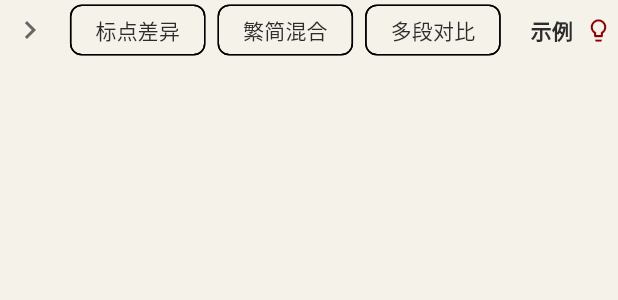
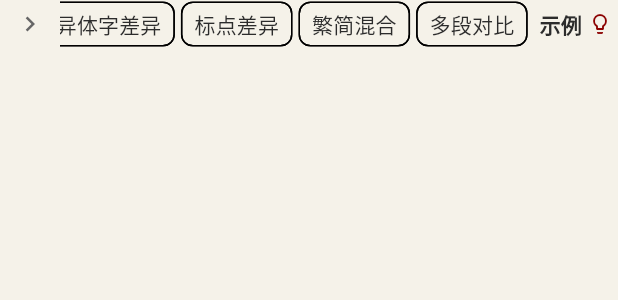
Before and after one commit to open-guji/guji-toolkit, a Flutter app: the CollationExamplesPanel widget shown alone on an empty page, opened directly, on a phone screen of 412 x 824 dp. Shown: the top 300 px of the screen. Run offline on Flutter 3.47's test engine with Material 3 defaults, Android fonts, the phone set to English and light mode, and no system bars; our stand-ins replace equatable, flutter_bloc, flutter_riverpod, go_router, url_strategy; missing offline and left inert: guji_diff.

Commit message:
wrong implementation

```diff
--- a/lib/features/collation/collation_page.dart
+++ b/lib/features/collation/collation_page.dart
@@ -39,7 +39,7 @@ class _CollationPageContent extends StatelessWidget {
             _InputSection(),
             SizedBox(height: 12),
             CollationActionButton(),
-            SizedBox(height: 32),
+            SizedBox(height: 16),
             ResultDisplayPanel(),
             SizedBox(height: 48),
           ],
--- a/lib/features/collation/widgets/input/collation_examples_panel.dart
+++ b/lib/features/collation/widgets/input/collation_examples_panel.dart
@@ -28,26 +28,26 @@ class _CollationExamplesPanelState extends State<CollationExamplesPanel> {
               onTap: () => setState(() => _isExpanded = !_isExpanded),
               borderRadius: BorderRadius.circular(4),
               child: Padding(
-                padding: const EdgeInsets.all(4.0),
+                padding: const EdgeInsets.all(2.0),
                 child: Row(
                   mainAxisSize: MainAxisSize.min,
                   children: [
                     Icon(
                       _isExpanded ? Icons.expand_less : Icons.expand_more,
-                      size: 18,
+                      size: 16,
                       color: Theme.of(context).colorScheme.primary,
                     ),
-                    const SizedBox(width: 8),
+                    const SizedBox(width: 4),
                     Text(
                       '示例',
                       style: Theme.of(context).textTheme.titleSmall?.copyWith(
                         fontWeight: FontWeight.bold,
                       ),
                     ),
-                    const SizedBox(width: 4),
+                    const SizedBox(width: 2),
                     Icon(
                       Icons.lightbulb_outline,
-                      size: 18,
+                      size: 16,
                       color: Theme.of(context).colorScheme.primary,
                     ),
                   ],
@@ -56,13 +56,13 @@ class _CollationExamplesPanelState extends State<CollationExamplesPanel> {
             ),
             if (_isExpanded)
               Padding(
-                padding: const EdgeInsets.only(top: 8.0),
+                padding: const EdgeInsets.only(top: 4.0),
                 child: Column(
                   mainAxisSize: MainAxisSize.min,
                   crossAxisAlignment: CrossAxisAlignment.end,
                   children: CollationExamples.examples.map((example) {
                     return Padding(
-                      padding: const EdgeInsets.only(bottom: 8.0),
+                      padding: const EdgeInsets.only(bottom: 4.0),
                       child: _ExampleButton(
                         label: example.name.split('：').last,
                         text1: example.text1,
@@ -79,15 +79,26 @@ class _CollationExamplesPanelState extends State<CollationExamplesPanel> {
 
     return Row(
       mainAxisAlignment: MainAxisAlignment.end,
+      crossAxisAlignment: CrossAxisAlignment.center,
       children: [
-        IconButton(
+        SizedBox(
+          height: 32,
+          child: IconButton(
             onPressed: () => setState(() => _isExpanded = !_isExpanded),
-          icon: Icon(_isExpanded ? Icons.chevron_right : Icons.chevron_left),
+            icon: Icon(
+              _isExpanded ? Icons.chevron_right : Icons.chevron_left,
+              size: 20,
+            ),
             tooltip: _isExpanded ? '收起示例' : '展开示例',
             visualDensity: VisualDensity.compact,
+            padding: const EdgeInsets.all(4),
+            constraints: const BoxConstraints(),
+          ),
         ),
         if (_isExpanded)
           Flexible(
+            child: SizedBox(
+              height: 32,
               child: SingleChildScrollView(
                 scrollDirection: Axis.horizontal,
                 reverse: true,
@@ -95,7 +106,7 @@ class _CollationExamplesPanelState extends State<CollationExamplesPanel> {
                   mainAxisSize: MainAxisSize.min,
                   children: CollationExamples.examples.map((example) {
                     return Padding(
-                    padding: const EdgeInsets.only(right: 8.0),
+                      padding: const EdgeInsets.only(right: 4.0),
                       child: _ExampleButton(
                         label: example.name.split('：').last,
                         text1: example.text1,
@@ -106,28 +117,31 @@ class _CollationExamplesPanelState extends State<CollationExamplesPanel> {
                 ),
               ),
             ),
-        const SizedBox(width: 8),
-        InkWell(
+          ),
+        SizedBox(
+          height: 32,
+          child: InkWell(
             onTap: () => setState(() => _isExpanded = !_isExpanded),
             borderRadius: BorderRadius.circular(4),
             child: Padding(
-            padding: const EdgeInsets.all(4.0),
+              padding: const EdgeInsets.symmetric(horizontal: 4, vertical: 2),
               child: Row(
                 mainAxisSize: MainAxisSize.min,
                 children: [
                   Text(
                     '示例',
-                  style: Theme.of(
-                    context,
-                  ).textTheme.titleSmall?.copyWith(fontWeight: FontWeight.bold),
+                    style: Theme.of(context).textTheme.titleSmall?.copyWith(
+                      fontWeight: FontWeight.bold,
                     ),
-                const SizedBox(width: 8),
+                  ),
+                  const SizedBox(width: 4),
                   Icon(
                     Icons.lightbulb_outline,
-                  size: 18,
+                    size: 16,
                     color: Theme.of(context).colorScheme.primary,
                   ),
                 ],
+              ),
             ),
           ),
         ),
@@ -150,13 +164,15 @@ class _ExampleButton extends StatelessWidget {
   @override
   Widget build(BuildContext context) {
     return ActionChip(
-      label: Text(label),
+      label: Text(label, maxLines: 1, overflow: TextOverflow.visible),
       onPressed: () {
         context.read<CollationBloc>().add(
           LoadExampleEvent(text1: text1, text2: text2),
         );
       },
       visualDensity: VisualDensity.compact,
+      padding: const EdgeInsets.symmetric(horizontal: 8, vertical: 0),
+      labelPadding: EdgeInsets.zero,
     );
   }
 }
--- a/lib/features/collation/widgets/result/diff_menu_helper.dart
+++ b/lib/features/collation/widgets/result/diff_menu_helper.dart
@@ -57,7 +57,7 @@ class DiffMenuHelper {
             child: Material(
               color: Colors.transparent,
               child: Container(
-                constraints: const BoxConstraints(maxWidth: 300, minWidth: 120),
+                constraints: const BoxConstraints(maxWidth: 300),
                 decoration: BoxDecoration(
                   color: Theme.of(context).colorScheme.surfaceContainerHighest,
                   borderRadius: BorderRadius.circular(8),
@@ -70,7 +70,7 @@ class DiffMenuHelper {
                   ],
                 ),
                 child: Padding(
-                  padding: const EdgeInsets.all(4.0),
+                  padding: const EdgeInsets.symmetric(horizontal: 4.0, vertical: 2.0),
                   child: _AdaptiveMenuLayout(
                     isVertical: isVertical,
                     children: children,
--- a/lib/features/collation/widgets/result/diff_text_renderer.dart
+++ b/lib/features/collation/widgets/result/diff_text_renderer.dart
@@ -1,8 +1,8 @@
 import 'package:flutter/material.dart';
 import 'package:guji_diff/guji_diff.dart';
 import 'package:guji_toolkit/features/collation/models/collation_state.dart';
+import 'diff_span_builder.dart';
 import 'diff_menu_helper.dart';
-import 'diff_span_builder.dart';
 
 /// 渲染可交互的差异文本
 class DiffTextRenderer extends StatelessWidget {
--- a/lib/features/collation/widgets/widgets.dart
+++ b/lib/features/collation/widgets/widgets.dart
@@ -4,7 +4,6 @@ export 'input/collation_examples_panel.dart';
 export 'result/result_display_panel.dart';
 export 'result/diff_text_renderer.dart';
 export 'result/diff_span_builder.dart';
-export 'result/diff_menu_helper.dart';
 export 'result/collation_legend.dart';
 export 'result/merged_result_view.dart';
 export 'result/statistical_analysis_view.dart';
```
Also changed, not shown: lib/features/collation/widgets/input/highlighted_text_field.dart (+1 -7 lines), lib/features/collation/widgets/input/text_input_panel.dart (+7 -9 lines), lib/features/collation/widgets/result/merged_result_view.dart (+7 -5 lines), lib/features/collation/widgets/result/result_display_panel.dart (+8 -4 lines). Lines whose indentation alone changed are shown as unchanged.
